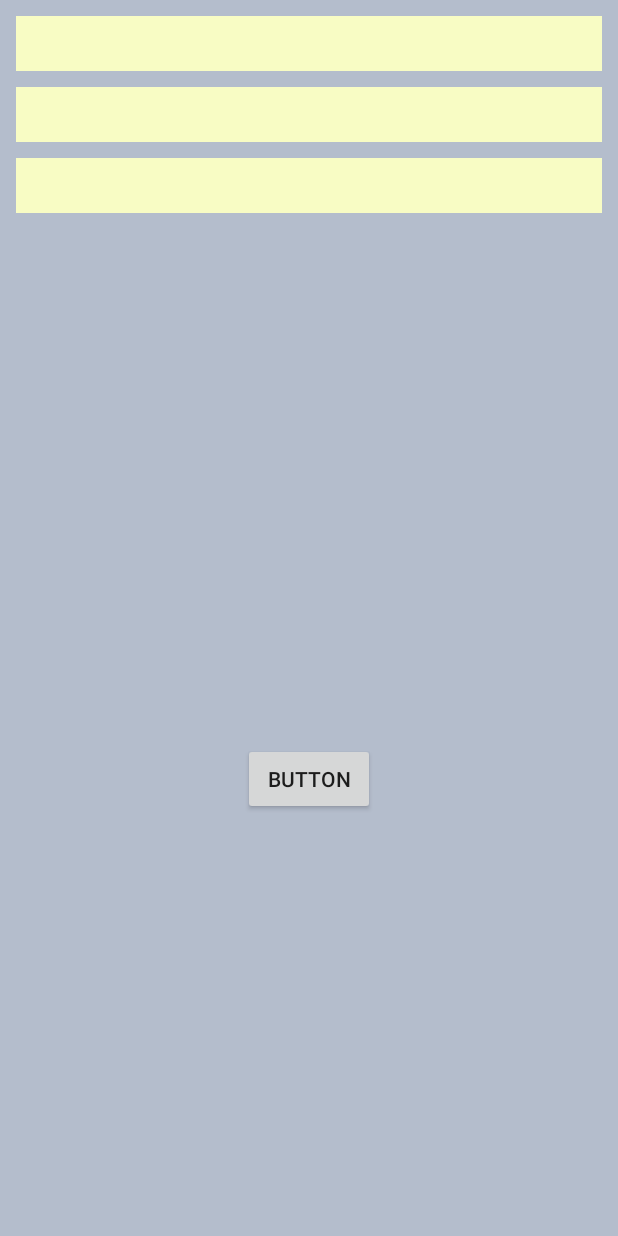
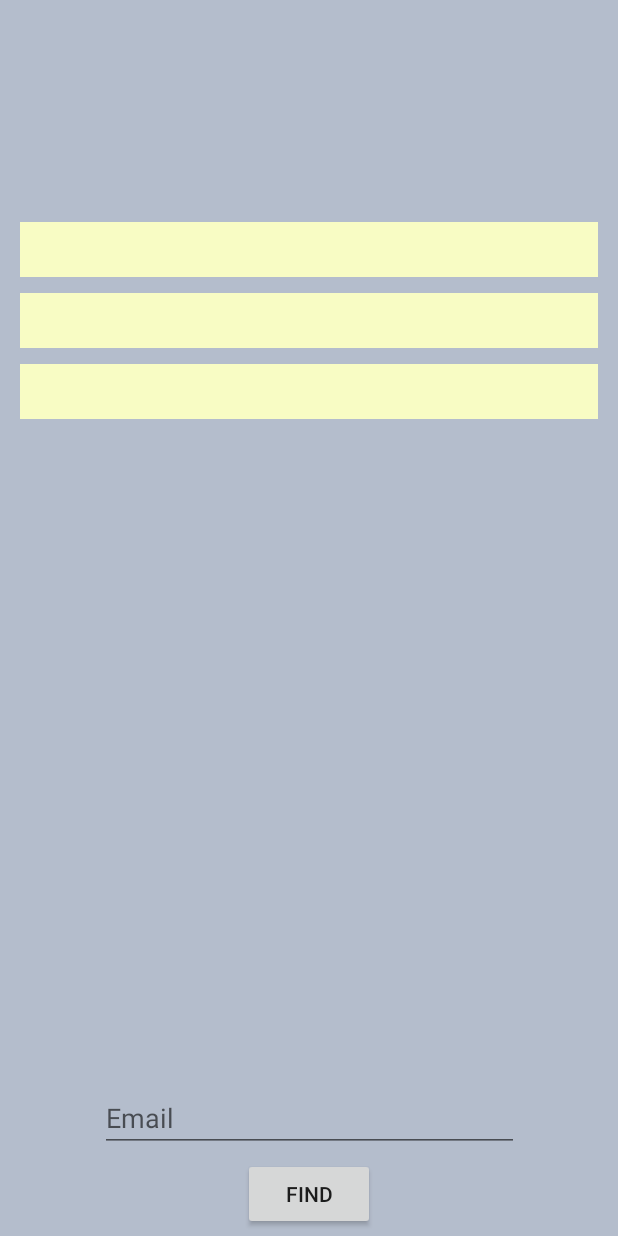
Before and after one commit to JustLeak/Traveller-Blog, an Android app: the layout fragment_friends.xml on its own in the app's theme, with its tools: preview values and no code run, on a phone screen of 412 x 824 dp. Run offline under Robolectric (Android 15) with nearby library versions, the phone set to English and light mode, and no system bars.

Commit message:
find new friends and get friendsId

```diff
--- a/app/src/main/java/com/android/evgeniy/firebaseblog/activities/RegistrationActivity.java
+++ b/app/src/main/java/com/android/evgeniy/firebaseblog/activities/RegistrationActivity.java
@@ -13,7 +13,8 @@ import android.widget.Toast;
 
 import com.android.evgeniy.firebaseblog.R;
 import com.android.evgeniy.firebaseblog.models.UserDetails;
-import com.android.evgeniy.firebaseblog.repositories.UserDetailsDao;
+import com.android.evgeniy.firebaseblog.services.SearchMap;
+import com.android.evgeniy.firebaseblog.dataaccess.UserDetailsDao;
 import com.android.evgeniy.firebaseblog.services.Checker;
 import com.android.evgeniy.firebaseblog.services.UserDetailsSetter;
 import com.google.android.gms.tasks.OnCompleteListener;
@@ -63,7 +64,8 @@ public class RegistrationActivity extends AppCompatActivity implements View.OnCl
                         if (task.isSuccessful()) {
                             UserDetailsDao detailsDao = new UserDetailsDao();
                             detailsDao.setOneByUid(userDetails, mAuth.getUid());
-
+                            SearchMap searchMap = new SearchMap(mAuth.getUid());
+                            searchMap.addMapItem(userDetails.getEmail());
                             Toast.makeText(RegistrationActivity.this, "Registration success.",
                                     Toast.LENGTH_SHORT).show();
 
--- a/app/src/main/java/com/android/evgeniy/firebaseblog/repositories/UserDetailsDao.java
+++ b/app/src/main/java/com/android/evgeniy/firebaseblog/dataaccess/UserDetailsDao.java
@@ -1,7 +1,7 @@
-package com.android.evgeniy.firebaseblog.repositories;
+package com.android.evgeniy.firebaseblog.dataaccess;
 
 import com.android.evgeniy.firebaseblog.models.UserDetails;
-import com.android.evgeniy.firebaseblog.repositories.interfaces.IUserDetailsDao;
+import com.android.evgeniy.firebaseblog.dataaccess.api.IUserDetailsDao;
 import com.google.firebase.database.DatabaseReference;
 import com.google.firebase.database.FirebaseDatabase;
 
--- a/app/src/main/java/com/android/evgeniy/firebaseblog/repositories/UserNotesDao.java
+++ b/app/src/main/java/com/android/evgeniy/firebaseblog/dataaccess/UserNotesDao.java
@@ -1,10 +1,10 @@
-package com.android.evgeniy.firebaseblog.repositories;
+package com.android.evgeniy.firebaseblog.dataaccess;
 
 import android.support.annotation.NonNull;
 import android.support.v7.widget.RecyclerView;
 
 import com.android.evgeniy.firebaseblog.models.UserNote;
-import com.android.evgeniy.firebaseblog.repositories.interfaces.IUserNotesDao;
+import com.android.evgeniy.firebaseblog.dataaccess.api.IUserNotesDao;
 import com.android.evgeniy.firebaseblog.tasks.GetNotesTask;
 import com.google.firebase.auth.FirebaseAuth;
 import com.google.firebase.auth.FirebaseUser;
--- a/app/src/main/java/com/android/evgeniy/firebaseblog/repositories/interfaces/IUserDetailsDao.java
+++ b/app/src/main/java/com/android/evgeniy/firebaseblog/dataaccess/api/IUserDetailsDao.java
@@ -1,4 +1,4 @@
-package com.android.evgeniy.firebaseblog.repositories.interfaces;
+package com.android.evgeniy.firebaseblog.dataaccess.api;
 
 import com.android.evgeniy.firebaseblog.models.UserDetails;
 
--- a/app/src/main/java/com/android/evgeniy/firebaseblog/repositories/interfaces/IUserFriendsDao.java
+++ b/app/src/main/java/com/android/evgeniy/firebaseblog/dataaccess/api/IUserFriendsDao.java
@@ -1,11 +1,8 @@
-package com.android.evgeniy.firebaseblog.repositories.interfaces;
+package com.android.evgeniy.firebaseblog.dataaccess.api;
 
 import android.support.v7.widget.RecyclerView;
 
 import com.android.evgeniy.firebaseblog.models.Friend;
-import com.android.evgeniy.firebaseblog.models.UserNote;
-
-import java.util.ArrayList;
 
 public interface IUserFriendsDao {
     void  addOneByUid(Friend friend, String uid);
--- a/app/src/main/java/com/android/evgeniy/firebaseblog/repositories/interfaces/IUserNotesDao.java
+++ b/app/src/main/java/com/android/evgeniy/firebaseblog/dataaccess/api/IUserNotesDao.java
@@ -1,4 +1,4 @@
-package com.android.evgeniy.firebaseblog.repositories.interfaces;
+package com.android.evgeniy.firebaseblog.dataaccess.api;
 
 import android.support.v7.widget.RecyclerView;
 
--- a/app/src/main/java/com/android/evgeniy/firebaseblog/fragments/CreateNoteFragment.java
+++ b/app/src/main/java/com/android/evgeniy/firebaseblog/fragments/CreateNoteFragment.java
@@ -14,7 +14,7 @@ import android.widget.Toast;
 import com.android.evgeniy.firebaseblog.R;
 import com.android.evgeniy.firebaseblog.models.Location;
 import com.android.evgeniy.firebaseblog.models.UserNote;
-import com.android.evgeniy.firebaseblog.repositories.UserNotesDao;
+import com.android.evgeniy.firebaseblog.dataaccess.UserNotesDao;
 import com.google.firebase.auth.FirebaseAuth;
 import com.google.firebase.auth.FirebaseUser;
 
--- a/app/src/main/java/com/android/evgeniy/firebaseblog/services/Checker.java
+++ b/app/src/main/java/com/android/evgeniy/firebaseblog/services/Checker.java
@@ -1,6 +1,7 @@
 package com.android.evgeniy.firebaseblog.services;
 
 import com.android.evgeniy.firebaseblog.models.UserDetails;
+import com.android.evgeniy.firebaseblog.services.api.IUserDetailsChecker;
 
 import java.util.HashMap;
 
--- a/app/src/main/java/com/android/evgeniy/firebaseblog/services/IUserDetailsChecker.java
+++ b/app/src/main/java/com/android/evgeniy/firebaseblog/services/api/IUserDetailsChecker.java
@@ -1,4 +1,4 @@
-package com.android.evgeniy.firebaseblog.services;
+package com.android.evgeniy.firebaseblog.services.api;
 
 import com.android.evgeniy.firebaseblog.models.UserDetails;
 
--- a/app/src/main/res/layout/fragment_friends.xml
+++ b/app/src/main/res/layout/fragment_friends.xml
@@ -1,5 +1,6 @@
 <?xml version="1.0" encoding="utf-8"?>
-<RelativeLayout xmlns:android="http://schemas.android.com/apk/res/android"
+<android.support.constraint.ConstraintLayout xmlns:android="http://schemas.android.com/apk/res/android"
+    xmlns:app="http://schemas.android.com/apk/res-auto"
     xmlns:tools="http://schemas.android.com/tools"
     android:layout_width="match_parent"
     android:layout_height="match_parent"
@@ -9,12 +10,18 @@
     <android.support.v7.widget.RecyclerView
         android:id="@+id/friends"
         android:layout_width="match_parent"
-        android:layout_height="470dp"
-        android:layout_marginLeft="5dp"
-        android:layout_marginTop="5dp"
-        android:layout_marginRight="5dp"
+        android:layout_height="438dp"
+        android:layout_alignParentTop="true"
+        android:layout_marginStart="8dp"
+        android:layout_marginTop="8dp"
+        android:layout_marginEnd="8dp"
+        android:layout_marginBottom="8dp"
         android:divider="@android:color/transparent"
         android:dividerHeight="5dp"
+        app:layout_constraintBottom_toTopOf="@+id/email_find_text"
+        app:layout_constraintEnd_toEndOf="parent"
+        app:layout_constraintStart_toStartOf="parent"
+        app:layout_constraintTop_toTopOf="parent"
         tools:listitem="@layout/friend_item" />
 
 
@@ -24,7 +31,29 @@
         android:layout_height="wrap_content"
         android:layout_below="@+id/friends"
         android:layout_centerHorizontal="true"
-        android:layout_marginTop="20dp"
-        android:text="Button"/>
+        android:layout_marginStart="8dp"
+        android:layout_marginTop="8dp"
+        android:layout_marginEnd="8dp"
+        android:layout_marginBottom="8dp"
+        android:text="Find"
+        app:layout_constraintBottom_toBottomOf="parent"
+        app:layout_constraintEnd_toEndOf="parent"
+        app:layout_constraintStart_toStartOf="parent"
+        app:layout_constraintTop_toBottomOf="@+id/email_find_text" />
 
-</RelativeLayout>
+    <EditText
+        android:id="@+id/email_find_text"
+        android:layout_width="279dp"
+        android:layout_height="wrap_content"
+        android:layout_marginStart="8dp"
+        android:layout_marginEnd="8dp"
+        android:layout_marginBottom="56dp"
+        android:ems="10"
+        android:hint="Email"
+        android:inputType="textPersonName"
+        app:layout_constraintBottom_toBottomOf="parent"
+        app:layout_constraintEnd_toEndOf="parent"
+        app:layout_constraintHorizontal_bias="0.505"
+        app:layout_constraintStart_toStartOf="parent" />
+
+</android.support.constraint.ConstraintLayout>
```
Also changed, not shown: app/src/main/java/com/android/evgeniy/firebaseblog/adapters/NotesRecyclerAdapter.java (+14 -1 lines), app/src/main/java/com/android/evgeniy/firebaseblog/dataaccess/UserFriendsDao.java (renamed from app/src/main/java/com/android/evgeniy/firebaseblog/repositories/UserFriendsDao.java, +25 -8 lines), app/src/main/java/com/android/evgeniy/firebaseblog/fragments/FriendsFragment.java (+14 -9 lines), app/src/main/java/com/android/evgeniy/firebaseblog/services/SearchMap.java (added, +62 -0 lines), app/src/main/java/com/android/evgeniy/firebaseblog/services/api/ISearchMap.java (added, +8 -0 lines), app/src/main/java/com/android/evgeniy/firebaseblog/tasks/FriendSearchTask.java (added, +48 -0 lines), app/src/main/java/com/android/evgeniy/firebaseblog/tasks/GetFriendsIdTask.java (added, +42 -0 lines).
